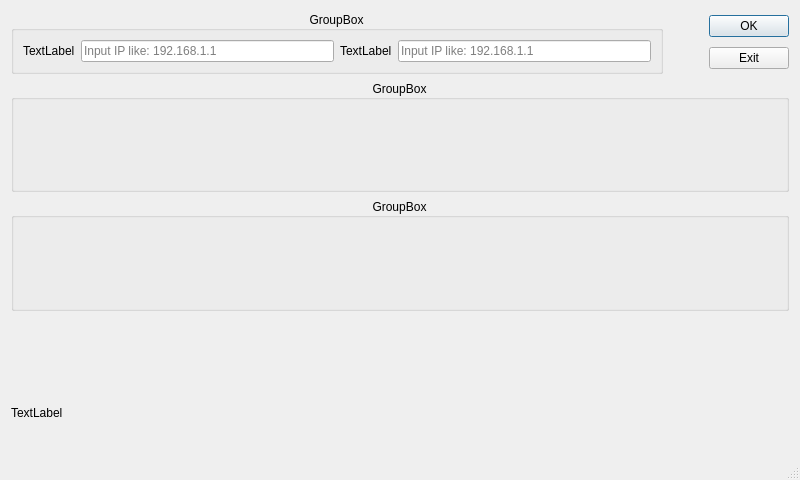
Old version of the form CTool/ui/dialog.ui in the repository Chinanjing/Eric.
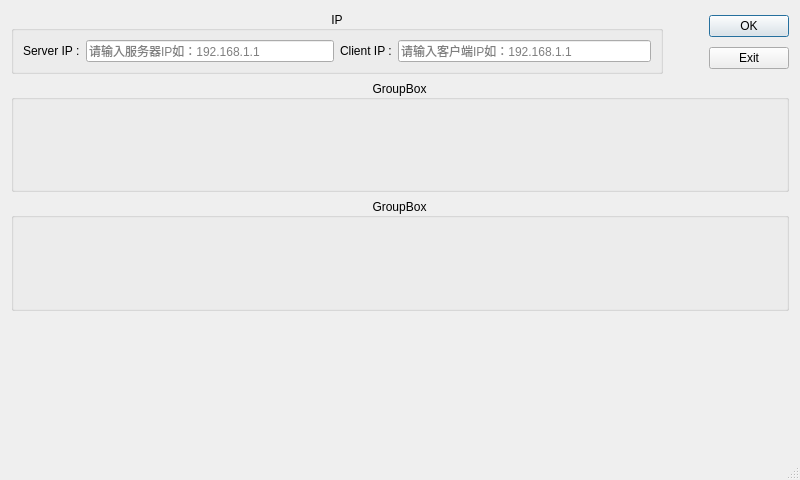
New version of the form. Icons and pictures are not drawn.

Diff of the .ui file:
```diff
--- a/CTool/ui/dialog.ui
+++ b/CTool/ui/dialog.ui
@@ -66,7 +66,7 @@
         </sizepolicy>
        </property>
        <property name="title">
-        <string>GroupBox</string>
+        <string>IP</string>
        </property>
        <property name="alignment">
         <set>Qt::AlignCenter</set>
@@ -79,14 +79,14 @@
             <item>
              <widget class="QLabel" name="label_2">
               <property name="text">
-               <string>TextLabel</string>
+               <string>Server IP :</string>
               </property>
              </widget>
             </item>
             <item>
              <widget class="QLineEdit" name="lineEdit">
               <property name="placeholderText">
-               <string>Input IP like: 192.168.1.1</string>
+               <string>请输入服务器IP如：192.168.1.1</string>
               </property>
              </widget>
             </item>
@@ -97,14 +97,14 @@
             <item>
              <widget class="QLabel" name="label_3">
               <property name="text">
-               <string>TextLabel</string>
+               <string>Client IP :</string>
               </property>
              </widget>
             </item>
             <item>
              <widget class="QLineEdit" name="lineEdit_2">
               <property name="placeholderText">
-               <string>Input IP like: 192.168.1.1</string>
+               <string>请输入客户端IP如：192.168.1.1</string>
               </property>
              </widget>
             </item>
@@ -154,11 +154,7 @@
     </spacer>
    </item>
    <item row="4" column="0">
-    <widget class="QLabel" name="label">
-     <property name="text">
-      <string>TextLabel</string>
-     </property>
-    </widget>
+    <widget class="QLabel" name="label_Log"/>
    </item>
   </layout>
  </widget>
```
Left out of the diff: 12 changed lines with no effect on the pictures.
